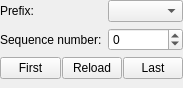
Qt form cct/qtgui/core/fsnselector/fsnselector.ui (awacha/cct) before a commit.
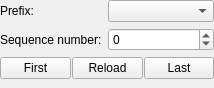
The same form after that commit. Icons and pictures are not drawn.

```diff
--- a/cct/qtgui/core/fsnselector/fsnselector.ui
+++ b/cct/qtgui/core/fsnselector/fsnselector.ui
@@ -6,7 +6,7 @@
    <rect>
     <x>0</x>
     <y>0</y>
-    <width>183</width>
+    <width>214</width>
     <height>88</height>
    </rect>
   </property>
```
Left out of the diff: 27 changed lines with no effect on the pictures.
